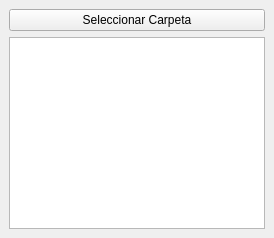
jromaxxx/file-finder, file ui/main_window.ui: the form before one commit.
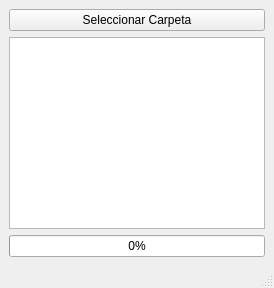
The form after the commit.

```diff
--- a/ui/main_window.ui
+++ b/ui/main_window.ui
@@ -17,8 +17,22 @@
     <item>
      <widget class="QTextEdit" name="resultsTextEdit"/>
     </item>
+    <item>
+     <widget class="QProgressBar" name="progressBar">
+      <property name="minimum">
+       <number>0</number>
+      </property>
+      <property name="maximum">
+       <number>100</number>
+      </property>
+      <property name="value">
+       <number>0</number>
+      </property>
+     </widget>
+    </item>
    </layout>
   </widget>
+  <widget class="QStatusBar" name="statusbar"/>
  </widget>
  <resources/>
  <connections/>
```
